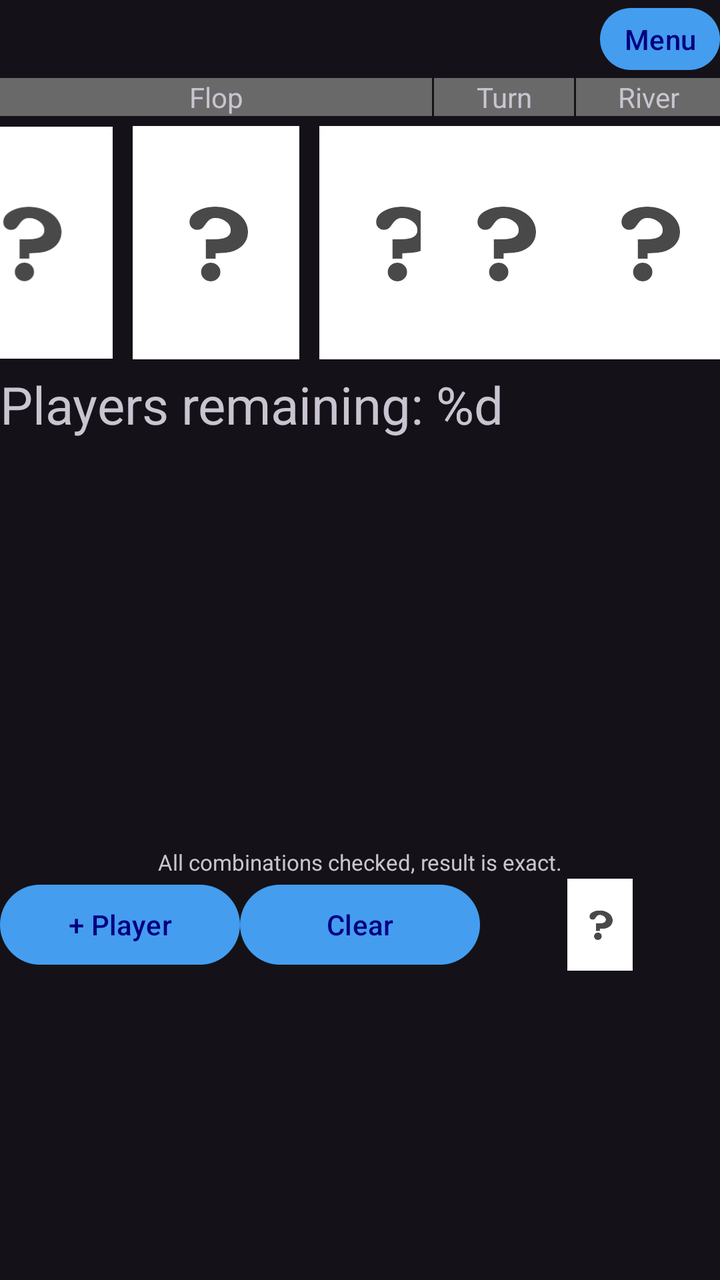
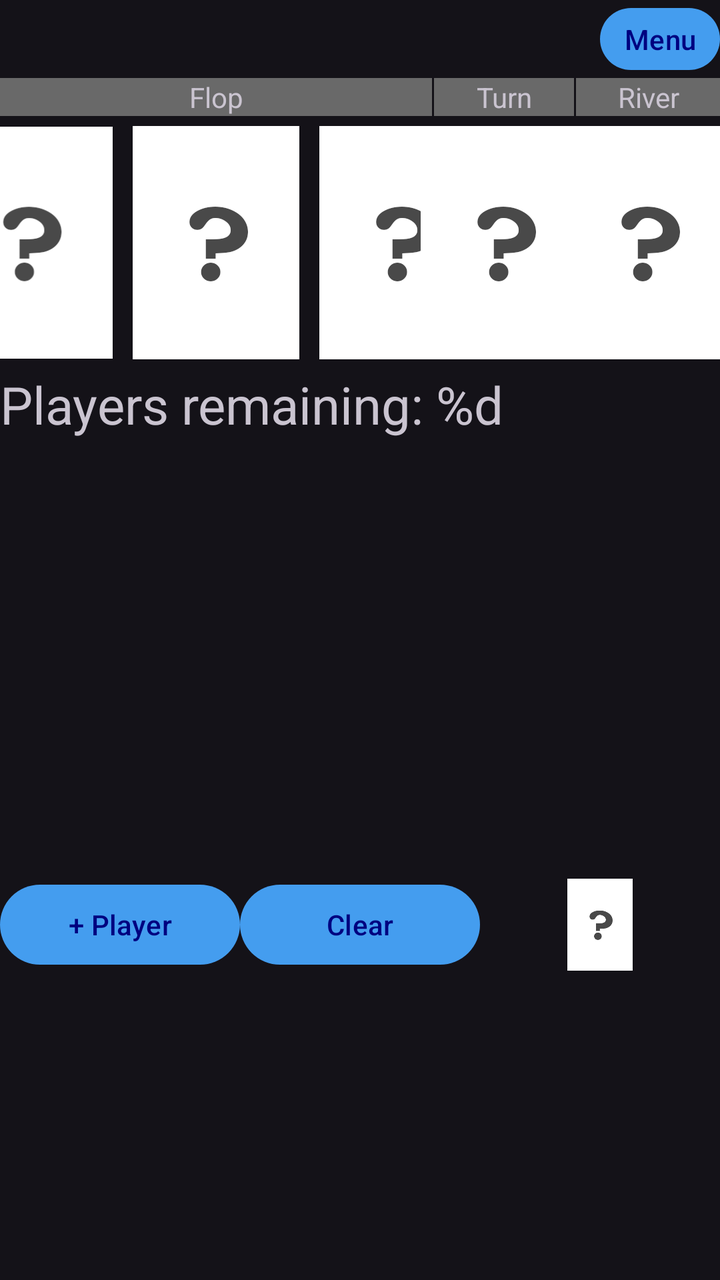

The first picture is an Android layout as it rendered before a commit; the second is the same layout after the commit. The layout source and the unified diff follow.
<!-- AndroidManifest.xml: application theme Theme.CJPokerOddsCalculator -->
<!-- res/layout/fragment_equity_calculator.xml -->
<?xml version="1.0" encoding="utf-8"?>
<androidx.constraintlayout.widget.ConstraintLayout
    xmlns:android="http://schemas.android.com/apk/res/android"
    xmlns:app="http://schemas.android.com/apk/res-auto"
    xmlns:tools="http://schemas.android.com/tools"
    android:id="@+id/fullscreen_ui"
    android:layout_width="match_parent"
    android:layout_height="match_parent"
    android:keepScreenOn="true">

    <androidx.constraintlayout.widget.ConstraintLayout
        android:id="@+id/main_ui"
        android:layout_width="match_parent"
        android:layout_height="match_parent"
        android:visibility="visible"
        tools:layout_editor_absoluteX="0dp"
        tools:layout_editor_absoluteY="0dp">

        <TextView
            android:id="@+id/title"
            android:layout_width="0dp"
            android:layout_height="wrap_content"
            android:gravity="center_vertical"
            android:textSize="19sp"
            app:layout_constraintBottom_toBottomOf="@id/home_button"
            app:layout_constraintLeft_toLeftOf="parent"
            app:layout_constraintTop_toTopOf="parent" />

        <com.google.android.material.button.MaterialButton
            android:id="@+id/home_button"
            android:layout_width="wrap_content"
            android:layout_height="wrap_content"
            android:minWidth="0dp"
            android:minHeight="0dp"
            android:paddingLeft="12dp"
            android:paddingRight="12dp"
            android:text="@string/home"
            app:layout_constraintRight_toRightOf="parent"
            app:layout_constraintTop_toTopOf="parent" />

        <androidx.constraintlayout.widget.Guideline
            android:id="@+id/guideline_1"
            android:layout_width="wrap_content"
            android:layout_height="wrap_content"
            android:orientation="vertical"
            app:layout_constraintGuide_percent="0.6" />

        <androidx.constraintlayout.widget.Guideline
            android:id="@+id/guideline_2"
            android:layout_width="wrap_content"
            android:layout_height="wrap_content"
            android:orientation="vertical"
            app:layout_constraintGuide_percent="0.8" />

        <TextView
            android:id="@+id/flop_text"
            android:layout_width="0dp"
            android:layout_height="wrap_content"
            android:background="#696969"
            android:gravity="center_horizontal"
            android:text="@string/flop"
            app:layout_constraintLeft_toLeftOf="parent"
            app:layout_constraintRight_toLeftOf="@id/guideline_1"
            app:layout_constraintTop_toBottomOf="@id/home_button" />

        <TextView
            android:id="@+id/turn_text"
            android:layout_width="0dp"
            android:layout_height="wrap_content"
            android:background="#696969"
            android:gravity="center_horizontal"
            android:text="@string/turn"
            android:layout_marginStart="1dp"
            android:layout_marginEnd="1dp"
            app:layout_constraintLeft_toRightOf="@id/guideline_1"
            app:layout_constraintRight_toLeftOf="@id/guideline_2"
            app:layout_constraintTop_toBottomOf="@id/home_button" />

        <TextView
            android:id="@+id/river_text"
            android:layout_width="0dp"
            android:layout_height="wrap_content"
            android:background="#696969"
            android:gravity="center_horizontal"
            android:text="@string/river"
            app:layout_constraintLeft_toRightOf="@id/guideline_2"
            app:layout_constraintRight_toRightOf="parent"
            app:layout_constraintTop_toBottomOf="@id/home_button" />

        <ImageButton
            android:id="@+id/flop1"
            style="@style/SelectCardButton"
            android:contentDescription="@string/flop1"
            app:layout_constraintLeft_toLeftOf="parent"
            app:layout_constraintRight_toLeftOf="@id/flop2"
            app:layout_constraintTop_toBottomOf="@id/flop_text" />

        <ImageButton
            android:id="@+id/flop2"
            style="@style/SelectCardButton"
            android:contentDescription="@string/flop2"
            app:layout_constraintLeft_toRightOf="@id/flop1"
            app:layout_constraintRight_toLeftOf="@id/flop3"
            app:layout_constraintTop_toBottomOf="@id/flop_text" />

        <ImageButton
            android:id="@+id/flop3"
            style="@style/SelectCardButton"
            android:contentDescription="@string/flop3"
            app:layout_constraintLeft_toRightOf="@id/flop2"
            app:layout_constraintRight_toLeftOf="@id/guideline_1"
            app:layout_constraintTop_toBottomOf="@id/flop_text" />


        <ImageButton
            android:id="@+id/turn"
            style="@style/SelectCardButton"
            android:contentDescription="@string/card_turn"
            app:layout_constraintLeft_toRightOf="@id/guideline_1"
            app:layout_constraintRight_toLeftOf="@id/guideline_2"
            app:layout_constraintTop_toBottomOf="@id/turn_text" />

        <ImageButton
            android:id="@+id/river"
            style="@style/SelectCardButton"
            android:contentDescription="@string/card_river"
            app:layout_constraintLeft_toRightOf="@id/guideline_2"
            app:layout_constraintRight_toRightOf="parent"
            app:layout_constraintTop_toBottomOf="@id/river_text" />

        <TextView
            android:id="@+id/playersremaining"
            android:layout_width="wrap_content"
            android:layout_height="wrap_content"
            android:text="@string/players_remaining"
            android:textSize="26sp"
            app:layout_constraintLeft_toLeftOf="parent"
            app:layout_constraintTop_toBottomOf="@id/flop1"
            app:layout_constraintBottom_toTopOf="@id/scroll_view" />

        <ScrollView
            android:id="@+id/scroll_view"
            android:layout_width="match_parent"
            android:layout_height="0dp"
            android:orientation="vertical"
            android:contentDescription="@string/player_rows"
            app:layout_constraintTop_toBottomOf="@id/playersremaining"
            app:layout_constraintBottom_toTopOf="@id/res_desc">

            <LinearLayout
                android:id="@+id/player_rows"
                android:layout_width="match_parent"
                android:layout_height="wrap_content"
                android:orientation="vertical">

            </LinearLayout>

        </ScrollView>

        <TextView
            android:id="@+id/res_desc"
            android:layout_width="match_parent"
            android:layout_height="wrap_content"
            android:gravity="center"
            android:text="@string/all_combinations_checked_result_is_exact"
            android:textSize="11sp"
            app:layout_constraintTop_toBottomOf="@id/scroll_view"
            app:layout_constraintBottom_toTopOf="@id/addplayer" />

        <com.google.android.material.button.MaterialButton
            android:id="@+id/addplayer"
            android:layout_width="0dp"
            android:layout_height="wrap_content"
            android:gravity="center_vertical|center_horizontal"
            android:maxLines="1"
            android:text="@string/add_player"
            app:layout_constraintLeft_toLeftOf="parent"
            app:layout_constraintRight_toLeftOf="@id/clear"
            app:layout_constraintTop_toBottomOf="@id/res_desc"
            app:layout_constraintBottom_toTopOf="@id/input_cards" />

        <com.google.android.material.button.MaterialButton
            android:id="@+id/clear"
            android:layout_width="0dp"
            android:layout_height="wrap_content"
            android:gravity="center_vertical|center_horizontal"
            android:text="@string/clear"
            app:layout_constraintLeft_toRightOf="@id/addplayer"
            app:layout_constraintRight_toLeftOf="@id/button_unknown"
            app:layout_constraintTop_toBottomOf="@id/res_desc"
            app:layout_constraintBottom_toTopOf="@id/input_cards" />

        <ImageButton
            android:id="@+id/button_unknown"
            android:layout_width="0dp"
            android:layout_height="0dp"
            android:src="@drawable/unknown_button"
            android:scaleType="fitCenter"
            android:padding="1dp"
            android:background="@null"
            app:layout_constraintLeft_toRightOf="@id/clear"
            app:layout_constraintRight_toRightOf="parent"
            app:layout_constraintTop_toBottomOf="@id/res_desc"
            app:layout_constraintBottom_toTopOf="@id/input_cards"
            android:contentDescription="@string/unknown" />

        <androidx.constraintlayout.widget.ConstraintLayout
            android:id="@+id/input_cards"
            android:layout_width="match_parent"
            android:layout_height="0dp"
            app:layout_constraintTop_toBottomOf="@id/addplayer"
            app:layout_constraintBottom_toBottomOf="parent"
            app:layout_constraintHeight_percent="0.24" >

        </androidx.constraintlayout.widget.ConstraintLayout>

    </androidx.constraintlayout.widget.ConstraintLayout>

</androidx.constraintlayout.widget.ConstraintLayout>
<!-- resources referenced by this layout -->
<resources>
  <!-- drawable unknown_button: png bitmap (drawable-nodpi, 1598 bytes) -->
  <string name="add_player">+ Player</string>
  <string name="all_combinations_checked_result_is_exact">All combinations checked, result is exact.</string>
  <string name="card_river">CardRiver</string>
  <string name="card_turn">CardTurn</string>
  <string name="clear">Clear</string>
  <string name="flop">Flop</string>
  <string name="flop1">Flop1</string>
  <string name="flop2">Flop2</string>
  <string name="flop3">Flop3</string>
  <string name="home">Menu</string>
  <string name="player_rows">PlayerRows</string>
  <string name="players_remaining">Players remaining: %d</string>
  <string name="river">River</string>
  <string name="turn">Turn</string>
  <string name="unknown">Unknown</string>
  <style name="SelectCardButton" parent="Widget.AppCompat.ImageButton">
          <item name="android:layout_width">wrap_content</item>
          <item name="android:layout_height">wrap_content</item>
          <item name="android:background">@null</item>
          <item name="android:src">@drawable/unknown_button</item>
          <item name="android:scaleType">fitCenter</item>
          <item name="android:adjustViewBounds">true</item>
          <item name="android:padding">5dp</item>
      </style>
  <style name="Theme.CJPokerOddsCalculator" parent="Base.Theme.CJPokerOddsCalculator" />
  <style name="Base.Theme.CJPokerOddsCalculator" parent="Theme.Material3.Dark.NoActionBar">
          <item name="colorPrimary">#449DEF</item>
          <item name="colorOnPrimary">#000080</item>
          <item name="colorPrimaryDark">#000000</item>
      </style>
</resources>

<!-- the commit's change to res/layout/fragment_equity_calculator.xml (unified diff, before → after) -->
@@ -162,7 +162,6 @@
             android:layout_width="match_parent"
             android:layout_height="wrap_content"
             android:gravity="center"
-            android:text="@string/all_combinations_checked_result_is_exact"
             android:textSize="11sp"
             app:layout_constraintTop_toBottomOf="@id/scroll_view"
             app:layout_constraintBottom_toTopOf="@id/addplayer" />
<!-- resource entries referenced after the edit -->
@@ -2,7 +2,6 @@
 <resources>
   <!-- drawable unknown_button: png bitmap (drawable-nodpi, 1598 bytes) -->
   <string name="add_player">+ Player</string>
-  <string name="all_combinations_checked_result_is_exact">All combinations checked, result is exact.</string>
   <string name="card_river">CardRiver</string>
   <string name="card_turn">CardTurn</string>
   <string name="clear">Clear</string>
